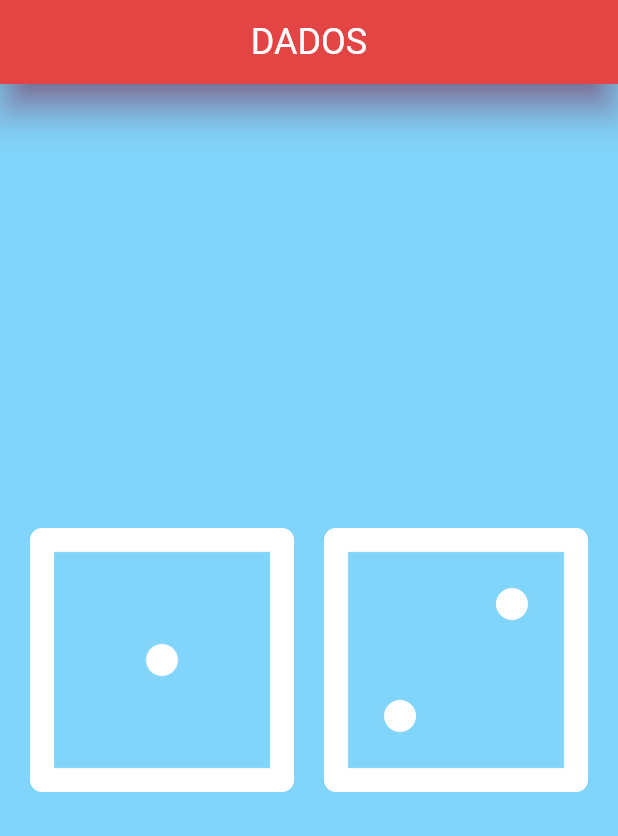
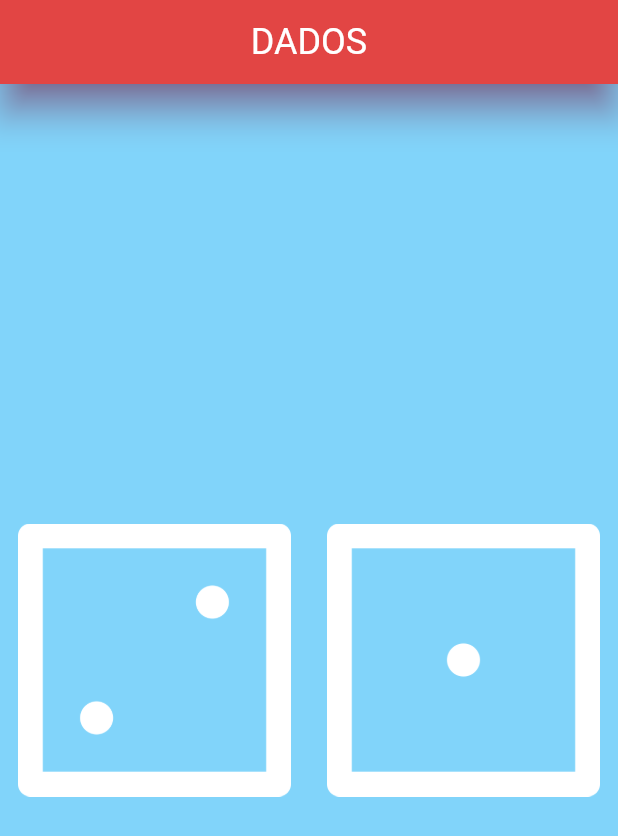
Before and after one commit to gsgabs/dice_rolling, a Flutter app: the screen it shows after launch, on a phone screen of 412 x 824 dp. Shown: the top 836 px of the screen. Run offline on Flutter 3.47's test engine with Material 3 defaults, Android fonts, the phone set to English and light mode, and no system bars.

Commit message:
Update main.dart

```diff
--- a/lib/main.dart
+++ b/lib/main.dart
@@ -30,25 +30,23 @@ class DicePage extends StatelessWidget {
 
   @override
   Widget build(BuildContext context) {
+
+    var leftDiceNumber = 2;
+    var righDiceNumber = 1;
+
     return Center(
       child: Row(
         children: [
           Expanded(
-            child: Padding(
-              padding: const EdgeInsets.only(
-                left: 20.0,
-                right: 10.0,
-              ),
-              child: Image.asset('assets/dice1.png'),
+            child: TextButton(
+              onPressed: (){},
+              child: Image.asset('assets/dice$leftDiceNumber.png'),
             ),
           ),
           Expanded(
-            child: Padding(
-              padding: const EdgeInsets.only(
-                left: 10.0,
-                right: 20.0,
-              ),
-              child: Image.asset('assets/dice2.png'),
+            child: TextButton(
+              onPressed: (null),
+              child: Image.asset('assets/dice$righDiceNumber.png'),
             ),
           ),
         ],
```
